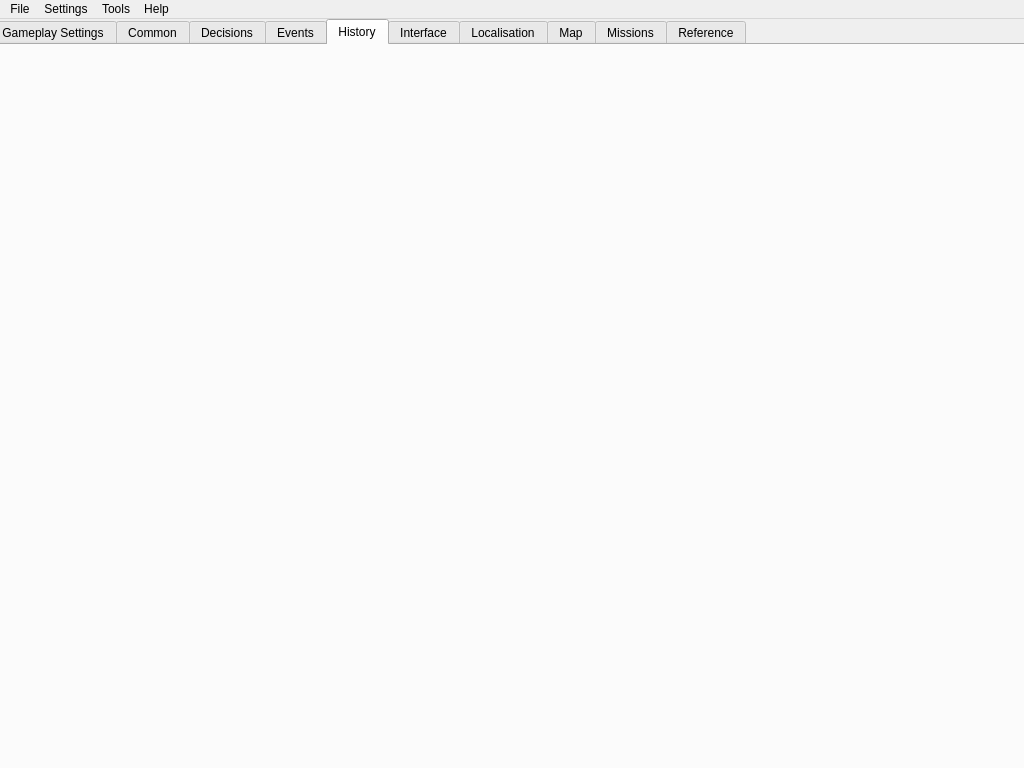
ADataGMan/bravenewmodder, file BraveNewModder/ui/bravenewmodder.ui: the form before one commit.
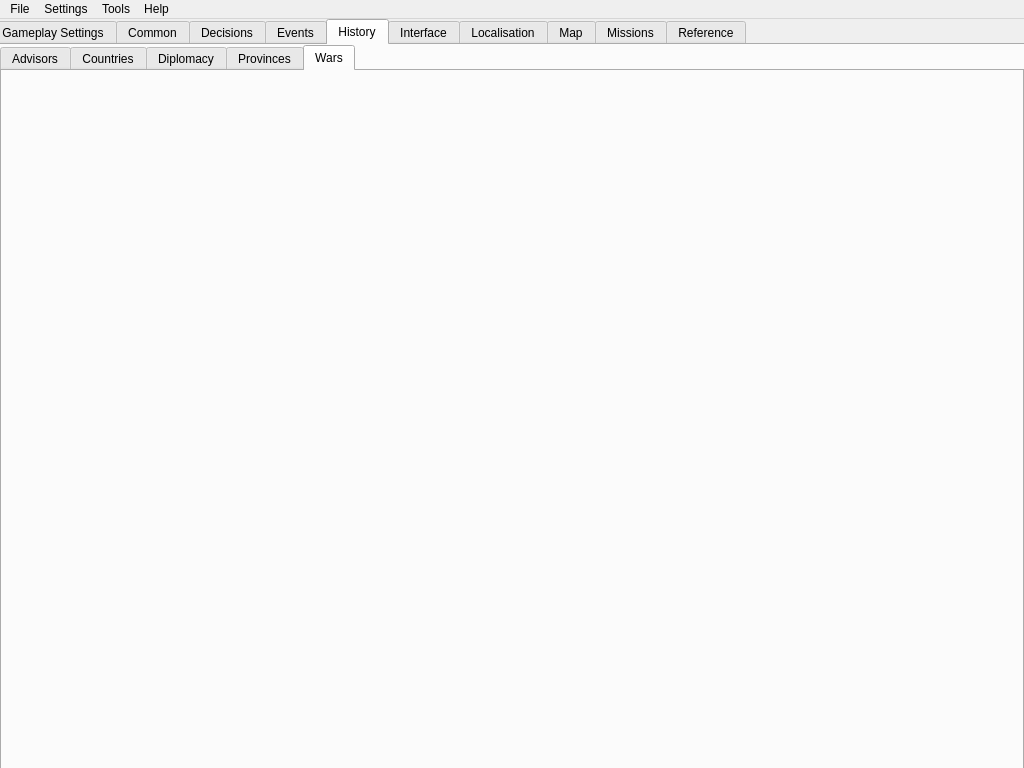
The form after the commit. The open tabs and pages were chosen to show the change.

What changed in the file:
```diff
--- a/BraveNewModder/ui/bravenewmodder.ui
+++ b/BraveNewModder/ui/bravenewmodder.ui
@@ -581,6 +581,44 @@
      <attribute name="title">
       <string>History</string>
      </attribute>
+     <widget class="QTabWidget" name="tabWidget">
+      <property name="geometry">
+       <rect>
+        <x>8</x>
+        <y>0</y>
+        <width>1024</width>
+        <height>728</height>
+       </rect>
+      </property>
+      <property name="currentIndex">
+       <number>4</number>
+      </property>
+      <widget class="QWidget" name="tab_2">
+       <attribute name="title">
+        <string>Advisors</string>
+       </attribute>
+      </widget>
+      <widget class="QWidget" name="tab_3">
+       <attribute name="title">
+        <string>Countries</string>
+       </attribute>
+      </widget>
+      <widget class="QWidget" name="tab_4">
+       <attribute name="title">
+        <string>Diplomacy</string>
+       </attribute>
+      </widget>
+      <widget class="QWidget" name="tab_5">
+       <attribute name="title">
+        <string>Provinces</string>
+       </attribute>
+      </widget>
+      <widget class="QWidget" name="tab_6">
+       <attribute name="title">
+        <string>Wars</string>
+       </attribute>
+      </widget>
+     </widget>
     </widget>
     <widget class="QWidget" name="tabInterface">
      <attribute name="title">
```
Left out of the diff: 63 changed lines with no effect on the pictures.
